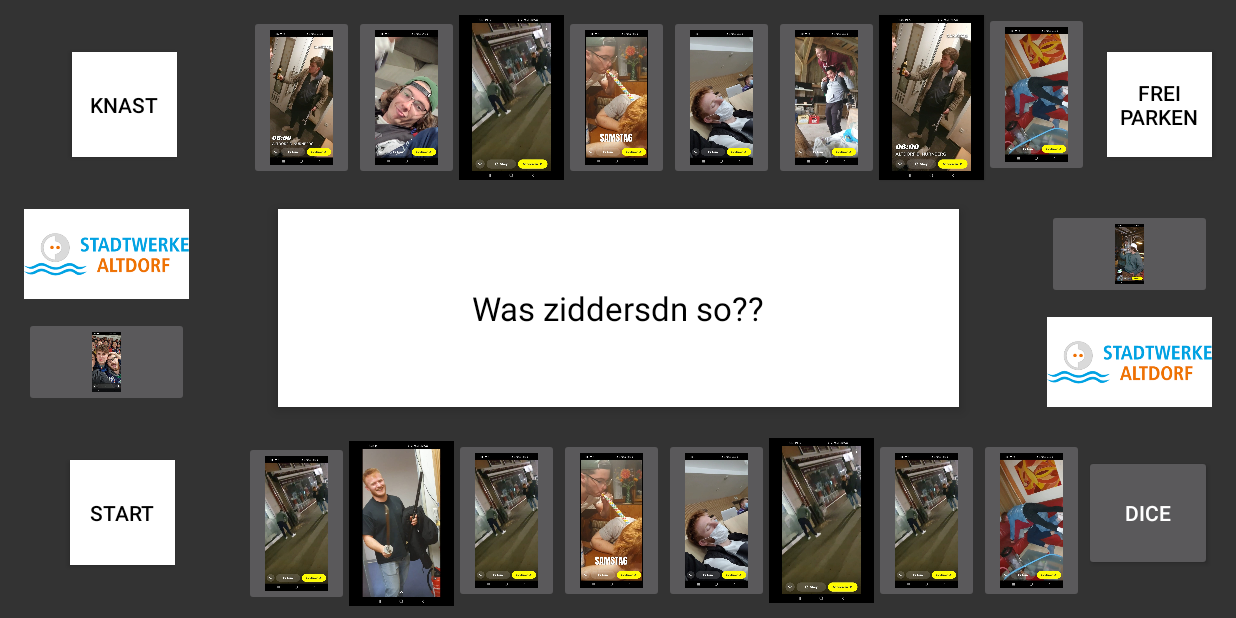
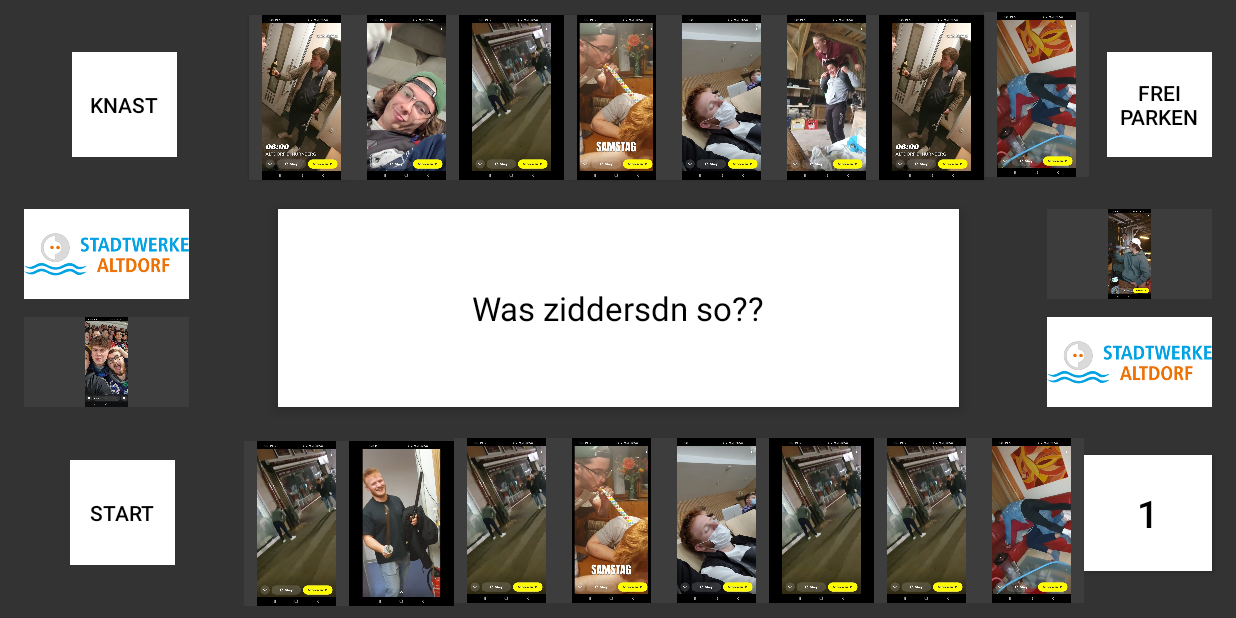
Before and after one commit to robinsten/mopromoli, an Android app: the MainActivity4 screen opened directly, with no data from a screen before it, on a phone screen of 824 x 412 dp (held sideways). Run offline under Robolectric (Android 15) with nearby library versions, the phone set to English and light mode, and no system bars.

Commit message:
Das Design wurde verbessert, der Würfel ist nun weiß

```diff
--- a/Mopromoli20/app/src/main/java/com/example/mopromoli20/MainActivity.java
+++ b/Mopromoli20/app/src/main/java/com/example/mopromoli20/MainActivity.java
@@ -2,10 +2,13 @@ package com.example.mopromoli20;
 
 import androidx.appcompat.app.AppCompatActivity;
 
+import android.annotation.SuppressLint;
 import android.content.Intent;
 import android.media.MediaPlayer;
 import android.os.Bundle;
 import android.widget.Button;
+import android.widget.CompoundButton;
+import android.widget.Switch;
 
 public class MainActivity extends AppCompatActivity {
 
@@ -20,6 +23,7 @@ public class MainActivity extends AppCompatActivity {
         Button button3 = findViewById(R.id.button3);
         MediaPlayer mp = MediaPlayer.create(getApplicationContext(), R.raw.lord);
         Intent intent = new Intent(MainActivity.this, MainActivity2.class);
+
         //Startbildschirm, wenn Button gedrückt geht es zur nächsten Seite
 
         button3.setOnClickListener(v -> {
--- a/Mopromoli20/app/src/main/java/com/example/mopromoli20/MainActivity4.java
+++ b/Mopromoli20/app/src/main/java/com/example/mopromoli20/MainActivity4.java
@@ -86,6 +86,7 @@ public class MainActivity4 extends AppCompatActivity {
                         }
                 }, 50 * 100);
         }
+
 
         public void markTakenSpaces() {
                 for (Spieler p: Spieler.getAllPlayer()) {
@@ -202,7 +203,7 @@ public class MainActivity4 extends AppCompatActivity {
                                 }
                                 else {
                                         ImageButton button = findViewById(resourceId);
-                                        button.setBackgroundResource(R.color.white);
+                                        button.setBackgroundResource(androidx.leanback.R.color.lb_grey);
                                 }
 
 
@@ -320,11 +321,18 @@ public class MainActivity4 extends AppCompatActivity {
                                 int x = p.getPosition();
                                 if ( x ==3|| x==12 || x==15||x==24) {
                                         Button button = findViewById(resourceId);
-                                        button.setBackgroundResource(androidx.leanback.R.color.lb_tv_white);
-                                }
-                                else {
+                                        button.setBackgroundResource(R.color.white);
+                                } else if (x ==2|| x== 14) {
                                         ImageButton button = findViewById(resourceId);
-                                        button.setBackgroundResource(R.color.dark_grey);
+                                        button.setBackgroundResource(R.color.white);
+
+                                } else if (x==6 || x ==10 || x ==18 || x ==22) {
+                                        ImageButton button = findViewById(resourceId);
+                                        button.setBackgroundResource(R.color.black);
+
+                                } else {
+                                        ImageButton button = findViewById(resourceId);
+                                        button.setBackgroundResource(R.color.default_background);
                                 }
 
 
--- a/Mopromoli20/app/src/main/java/com/example/mopromoli20/Schwierigkeit.java
+++ b/Mopromoli20/app/src/main/java/com/example/mopromoli20/Schwierigkeit.java
@@ -3,6 +3,7 @@ package com.example.mopromoli20;
 public class Schwierigkeit {
 
     private static float Schwierigkeit ;
+
 
     public static float getSchwierigkeit() {
         return Schwierigkeit;
@@ -11,4 +12,6 @@ public class Schwierigkeit {
     public static void setSchwierigkeit(float schwierigkeit) {
         Schwierigkeit = schwierigkeit;
     }
+
+
 }
--- a/Mopromoli20/app/src/main/res/layout/activity_main.xml
+++ b/Mopromoli20/app/src/main/res/layout/activity_main.xml
@@ -31,4 +31,5 @@
         app:layout_constraintStart_toStartOf="parent"
         app:layout_constraintTop_toBottomOf="@+id/textView2"
         app:layout_constraintVertical_bias="0.177" />
+
 </androidx.constraintlayout.widget.ConstraintLayout>
--- a/Mopromoli20/app/src/main/res/layout/activity_main5.xml
+++ b/Mopromoli20/app/src/main/res/layout/activity_main5.xml
@@ -12,9 +12,11 @@
     <ImageButton
         android:id="@+id/picture_button11"
         android:layout_width="70dp"
+        android:enabled="false"
         android:layout_height="110dp"
         android:layout_marginBottom="10dp"
         android:scaleType="fitCenter"
+        android:background="@color/default_background"
         app:layout_constraintBottom_toBottomOf="parent"
         app:layout_constraintEnd_toStartOf="@+id/pictureButton10"
         app:srcCompat="@drawable/picture_game3" />
@@ -41,6 +43,7 @@
         android:layout_height="70dp"
         android:background="@color/white"
         android:text="Start"
+        android:enabled="false"
         android:textColor="@color/black"
         app:layout_constraintBottom_toBottomOf="parent"
         app:layout_constraintEnd_toStartOf="@+id/pictureButton16"
@@ -66,6 +69,8 @@
         android:layout_height="110dp"
         android:layout_marginBottom="10dp"
         android:scaleType="fitCenter"
+        android:background="@color/default_background"
+        android:enabled="false"
         app:layout_constraintBottom_toBottomOf="parent"
         app:layout_constraintEnd_toStartOf="@+id/dice_button"
         app:srcCompat="@drawable/picture_game8" />
@@ -75,6 +80,7 @@
         android:layout_width="110dp"
         android:layout_height="60dp"
         android:layout_marginStart="16dp"
+        android:background="@color/default_background"
         android:enabled="false"
         android:scaleType="fitCenter"
         app:layout_constraintBottom_toBottomOf="@+id/output_challenges"
@@ -86,6 +92,8 @@
         android:layout_width="70dp"
         android:layout_height="110dp"
         android:layout_marginTop="10dp"
+        android:background="@color/default_background"
+        android:enabled="false"
         android:scaleType="fitCenter"
         app:layout_constraintEnd_toStartOf="@+id/kingscup_fill"
         app:layout_constraintTop_toTopOf="parent"
@@ -98,16 +106,19 @@
         android:layout_marginTop="10dp"
         android:background="@color/black"
         android:scaleType="fitCenter"
+        android:enabled="false"
         app:layout_constraintEnd_toStartOf="@+id/picture_button4"
         app:layout_constraintTop_toTopOf="parent"
         app:srcCompat="@drawable/picture_game3" />
 
     <ImageButton
         android:id="@+id/picture_button4"
+        android:background="@color/default_background"
         android:layout_width="70dp"
         android:layout_height="110dp"
         android:layout_marginTop="10dp"
         android:elevation="1dp"
+        android:enabled="false"
         android:scaleType="fitCenter"
         app:layout_constraintEnd_toStartOf="@+id/picture_button5"
         app:layout_constraintTop_toTopOf="parent"
@@ -115,22 +126,26 @@
 
     <ImageButton
         android:id="@+id/picture_button5"
+        android:background="@color/default_background"
         android:layout_width="70dp"
         android:layout_height="110dp"
         android:layout_marginTop="10dp"
         android:elevation="1dp"
         android:scaleType="fitCenter"
+        android:enabled="false"
         app:layout_constraintEnd_toStartOf="@+id/picture_button6"
         app:layout_constraintTop_toTopOf="parent"
         app:srcCompat="@drawable/picture_game5" />
 
     <ImageButton
         android:id="@+id/picture_button6"
+        android:background="@color/default_background"
         android:layout_width="70dp"
         android:layout_height="110dp"
         android:layout_marginTop="10dp"
         android:elevation="1dp"
         android:scaleType="fitCenter"
+        android:enabled="false"
         app:layout_constraintEnd_toStartOf="@+id/extreme1"
         app:layout_constraintTop_toTopOf="parent"
         app:srcCompat="@drawable/picture_game6" />
@@ -143,38 +158,45 @@
         android:background="@color/black"
         android:elevation="1dp"
         android:scaleType="fitCenter"
+        android:enabled="false"
         app:layout_constraintEnd_toStartOf="@+id/pictureButton8"
         app:layout_constraintTop_toTopOf="parent"
         app:srcCompat="@drawable/picture_game7" />
 
     <ImageButton
         android:id="@+id/picture_button2"
+        android:background="@color/default_background"
         android:layout_width="70dp"
         android:layout_height="110dp"
         android:layout_marginTop="10dp"
         android:elevation="1dp"
         android:scaleType="fitCenter"
+        android:enabled="false"
         app:layout_constraintEnd_toStartOf="@+id/picture_button3"
         app:layout_constraintTop_toTopOf="parent"
         app:srcCompat="@drawable/picture_game7" />
 
     <ImageButton
         android:id="@+id/pictureButton8"
+        android:background="@color/default_background"
         android:layout_width="70dp"
         android:layout_height="110dp"
         android:layout_marginTop="8dp"
         android:layout_marginEnd="12dp"
         android:scaleType="fitCenter"
+        android:enabled="false"
         app:layout_constraintEnd_toStartOf="@+id/kingscup_button"
         app:layout_constraintTop_toTopOf="parent"
         app:srcCompat="@drawable/picture_game8" />
 
     <ImageButton
         android:id="@+id/picture_button9"
+        android:background="@color/default_background"
         android:layout_width="110dp"
         android:layout_height="60dp"
         android:layout_marginEnd="16dp"
         android:scaleType="fitCenter"
+        android:enabled="false"
         app:layout_constraintEnd_toEndOf="parent"
         app:layout_constraintTop_toTopOf="@+id/output_challenges"
         app:srcCompat="@drawable/picture_game9" />
@@ -183,8 +205,11 @@
         android:id="@+id/dice_button"
         android:layout_width="85dp"
         android:layout_height="77dp"
+        android:textColor="@color/black"
+        android:textSize="25dp"
+        android:background="@color/white"
         android:elevation="1dp"
-        android:text="Dice"
+        android:text="1"
         app:layout_constraintBottom_toBottomOf="parent"
         app:layout_constraintEnd_toEndOf="@+id/wwerk2"
         app:layout_constraintTop_toBottomOf="@+id/wwerk2" />
@@ -193,6 +218,7 @@
         android:id="@+id/extreme2"
         android:layout_width="70dp"
         android:layout_height="110dp"
+        android:enabled="false"
         android:layout_marginBottom="8dp"
         android:background="@color/black"
         android:scaleType="fitCenter"
@@ -202,10 +228,12 @@
 
     <ImageButton
         android:id="@+id/pictureButton14"
+        android:background="@color/default_background"
         android:layout_width="70dp"
         android:layout_height="110dp"
         android:layout_marginBottom="10dp"
         android:scaleType="fitCenter"
+        android:enabled="false"
         app:layout_constraintBottom_toBottomOf="parent"
         app:layout_constraintEnd_toStartOf="@+id/pictureButton13"
         app:srcCompat="@drawable/playername2" />
@@ -215,26 +243,32 @@
         android:layout_width="70dp"
         android:layout_height="110dp"
         android:layout_marginBottom="8dp"
+        android:background="@color/default_background"
         android:scaleType="fitCenter"
+        android:enabled="false"
         app:layout_constraintBottom_toBottomOf="parent"
         app:layout_constraintEnd_toStartOf="@+id/extreme2"
         app:srcCompat="@drawable/playername2" />
 
     <ImageButton
         android:id="@+id/pictureButton13"
+        android:background="@color/default_background"
         android:layout_width="70dp"
         android:layout_height="110dp"
         android:layout_marginBottom="10dp"
         android:scaleType="fitCenter"
+        android:enabled="false"
         app:layout_constraintBottom_toBottomOf="parent"
         app:layout_constraintEnd_toStartOf="@+id/pictureButton12"
         app:srcCompat="@drawable/starting_howmany" />
 
     <ImageButton
         android:id="@+id/pictureButton12"
+        android:background="@color/default_background"
         android:layout_width="70dp"
         android:layout_height="110dp"
         android:layout_marginBottom="10dp"
+        android:enabled="false"
         android:scaleType="fitCenter"
         app:layout_constraintBottom_toBottomOf="parent"
         app:layout_constraintEnd_toStartOf="@+id/fillKingscup"
@@ -247,6 +281,7 @@
         android:layout_marginStart="16dp"
         android:background="@color/white"
         android:scaleType="fitCenter"
+        android:enabled="false"
         app:layout_constraintStart_toStartOf="parent"
         app:layout_constraintTop_toTopOf="@+id/output_challenges"
         app:srcCompat="@drawable/stadtwerke" />
@@ -258,6 +293,7 @@
         android:layout_marginEnd="16dp"
         android:background="@color/white"
         android:scaleType="fitCenter"
+        android:enabled="false"
         app:layout_constraintBottom_toBottomOf="@+id/output_challenges"
         app:layout_constraintEnd_toEndOf="parent"
         app:srcCompat="@drawable/stadtwerke" />
@@ -269,6 +305,7 @@
         android:layout_marginBottom="10dp"
         android:background="@color/black"
         android:scaleType="fitCenter"
+        android:enabled="false"
         app:layout_constraintBottom_toBottomOf="parent"
         app:layout_constraintEnd_toStartOf="@+id/picture_button11"
         app:srcCompat="@drawable/picture_game3" />
@@ -282,6 +319,7 @@
         android:background="@color/white"
         android:text="Frei Parken"
         android:textColor="@color/black"
+        android:enabled="false"
         app:layout_constraintBottom_toTopOf="@+id/picture_button9"
         app:layout_constraintEnd_toEndOf="parent"
         app:layout_constraintTop_toTopOf="parent" />
@@ -293,6 +331,7 @@
         android:background="@color/white"
         android:text="Knast"
         android:textColor="@color/black"
+        android:enabled="false"
         app:layout_constraintBottom_toTopOf="@+id/wwerk_Button1"
         app:layout_constraintEnd_toStartOf="@+id/picture_button2"
         app:layout_constraintStart_toStartOf="parent"
```
